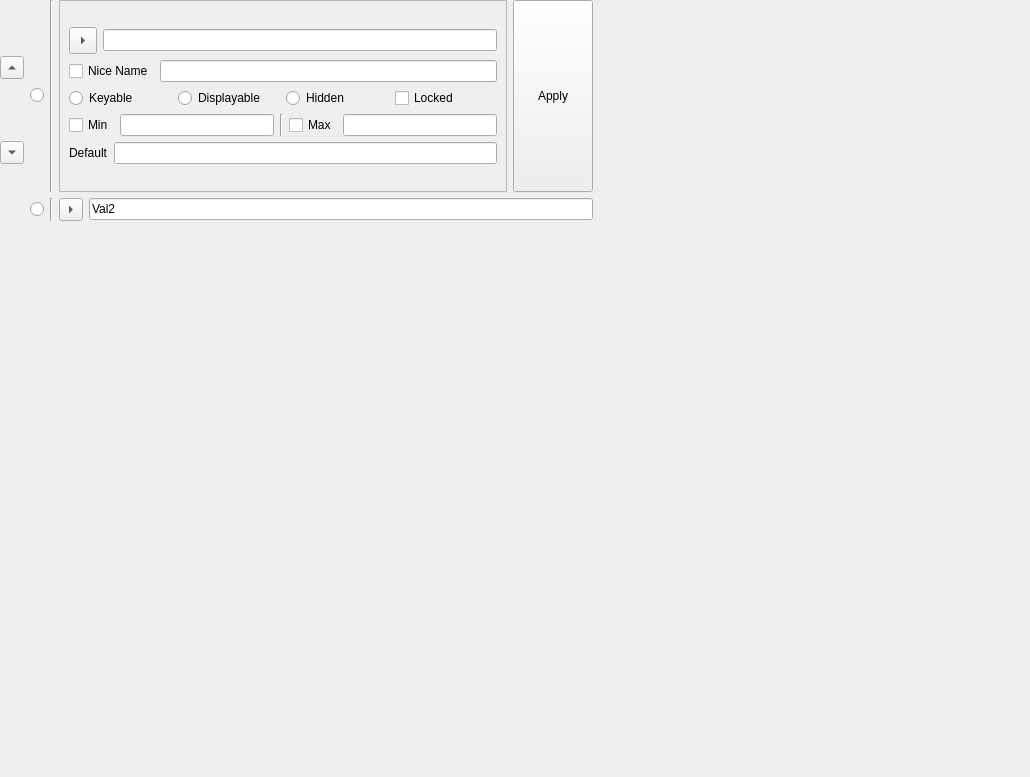
First picture: the form in ui/attrManager/ui_v001.ui, repository Zeplaro/rlMayaTools, before the edit.
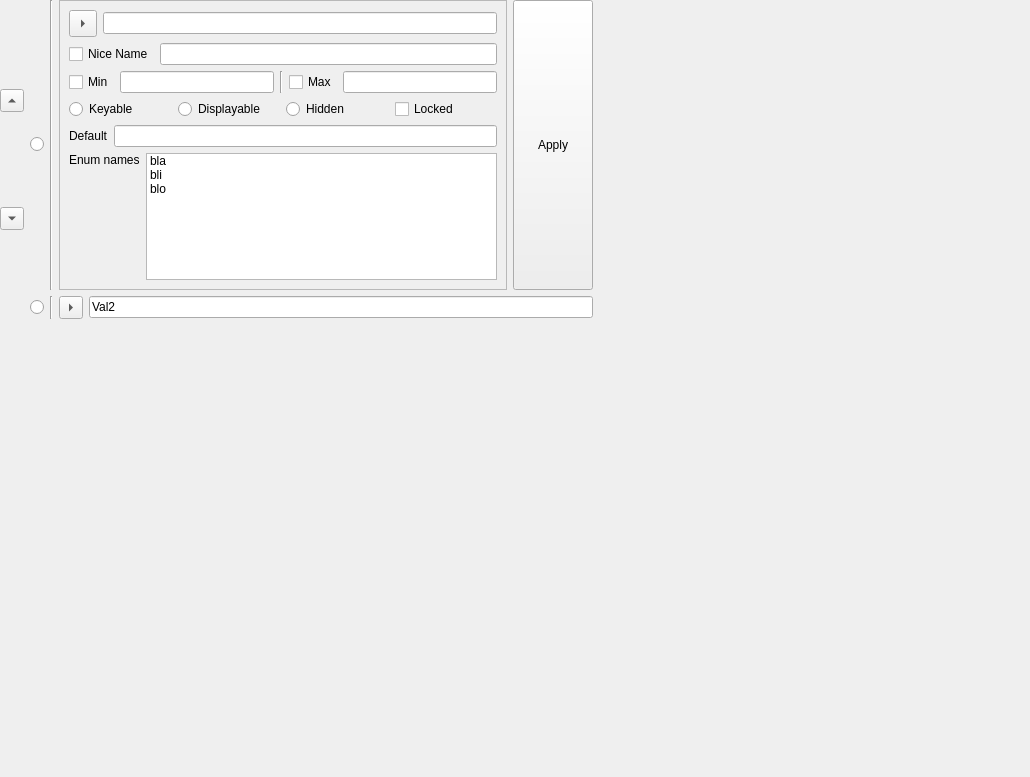
Second picture: the form after the edit.

```diff
--- a/ui/attrManager/ui_v001.ui
+++ b/ui/attrManager/ui_v001.ui
@@ -20,7 +20,7 @@
       <x>0</x>
       <y>0</y>
       <width>593</width>
-      <height>221</height>
+      <height>319</height>
      </rect>
     </property>
     <layout class="QHBoxLayout" name="main_layout">
@@ -143,38 +143,6 @@
                   </item>
                  </layout>
                 </item>
-                <item>
-                 <layout class="QHBoxLayout" name="attributeStatus_layout">
-                  <item>
-                   <widget class="QRadioButton" name="attributeKeyable_radioButton">
-                    <property name="text">
-                     <string>Keyable</string>
-                    </property>
-                   </widget>
-                  </item>
-                  <item>
-                   <widget class="QRadioButton" name="attributeDisplayable_radioButton">
-                    <property name="text">
-                     <string>Displayable</string>
-                    </property>
-                   </widget>
-                  </item>
-                  <item>
-                   <widget class="QRadioButton" name="attributeHidden_radioButton">
-                    <property name="text">
-                     <string>Hidden</string>
-                    </property>
-                   </widget>
-                  </item>
-                  <item>
-                   <widget class="QCheckBox" name="attributeLocked_checkBox">
-                    <property name="text">
-                     <string>Locked</string>
-                    </property>
-                   </widget>
-                  </item>
-                 </layout>
-                </item>
                 <item>
                  <layout class="QHBoxLayout" name="attributeMinMax_layout">
                   <item>
@@ -206,6 +174,38 @@
                   </item>
                  </layout>
                 </item>
+                <item>
+                 <layout class="QHBoxLayout" name="attributeStatus_layout">
+                  <item>
+                   <widget class="QRadioButton" name="attributeKeyable_radioButton">
+                    <property name="text">
+                     <string>Keyable</string>
+                    </property>
+                   </widget>
+                  </item>
+                  <item>
+                   <widget class="QRadioButton" name="attributeDisplayable_radioButton">
+                    <property name="text">
+                     <string>Displayable</string>
+                    </property>
+                   </widget>
+                  </item>
+                  <item>
+                   <widget class="QRadioButton" name="attributeHidden_radioButton">
+                    <property name="text">
+                     <string>Hidden</string>
+                    </property>
+                   </widget>
+                  </item>
+                  <item>
+                   <widget class="QCheckBox" name="attributeLocked_checkBox">
+                    <property name="text">
+                     <string>Locked</string>
+                    </property>
+                   </widget>
+                  </item>
+                 </layout>
+                </item>
                 <item>
                  <layout class="QHBoxLayout" name="attributeDValue_layout">
                   <item>
@@ -220,6 +220,57 @@
                   </item>
                  </layout>
                 </item>
+                <item>
+                 <layout class="QHBoxLayout" name="horizontalLayout">
+                  <item>
+                   <widget class="QLabel" name="label">
+                    <property name="text">
+                     <string>Enum names</string>
+                    </property>
+                    <property name="alignment">
+                     <set>Qt::AlignLeading|Qt::AlignLeft|Qt::AlignTop</set>
+                    </property>
+                   </widget>
+                  </item>
+                  <item>
+                   <widget class="QListWidget" name="listWidget">
+                    <item>
+                     <property name="text">
+                      <string>bla</string>
+                     </property>
+                     <property name="toolTip">
+                      <string notr="true"/>
+                     </property>
+                     <property name="statusTip">
+                      <string notr="true"/>
+                     </property>
+                     <property name="whatsThis">
+                      <string notr="true"/>
+                     </property>
+                     <property name="flags">
+                      <set>ItemIsSelectable|ItemIsEditable|ItemIsDragEnabled|ItemIsDropEnabled|ItemIsUserCheckable|ItemIsEnabled</set>
+                     </property>
+                    </item>
+                    <item>
+                     <property name="text">
+                      <string>bli</string>
+                     </property>
+                     <property name="flags">
+                      <set>ItemIsSelectable|ItemIsEditable|ItemIsDragEnabled|ItemIsDropEnabled|ItemIsUserCheckable|ItemIsEnabled</set>
+                     </property>
+                    </item>
+                    <item>
+                     <property name="text">
+                      <string>blo</string>
+                     </property>
+                     <property name="flags">
+                      <set>ItemIsSelectable|ItemIsEditable|ItemIsDragEnabled|ItemIsDropEnabled|ItemIsUserCheckable|ItemIsEnabled</set>
+                     </property>
+                    </item>
+                   </widget>
+                  </item>
+                 </layout>
+                </item>
                </layout>
               </item>
              </layout>
```
